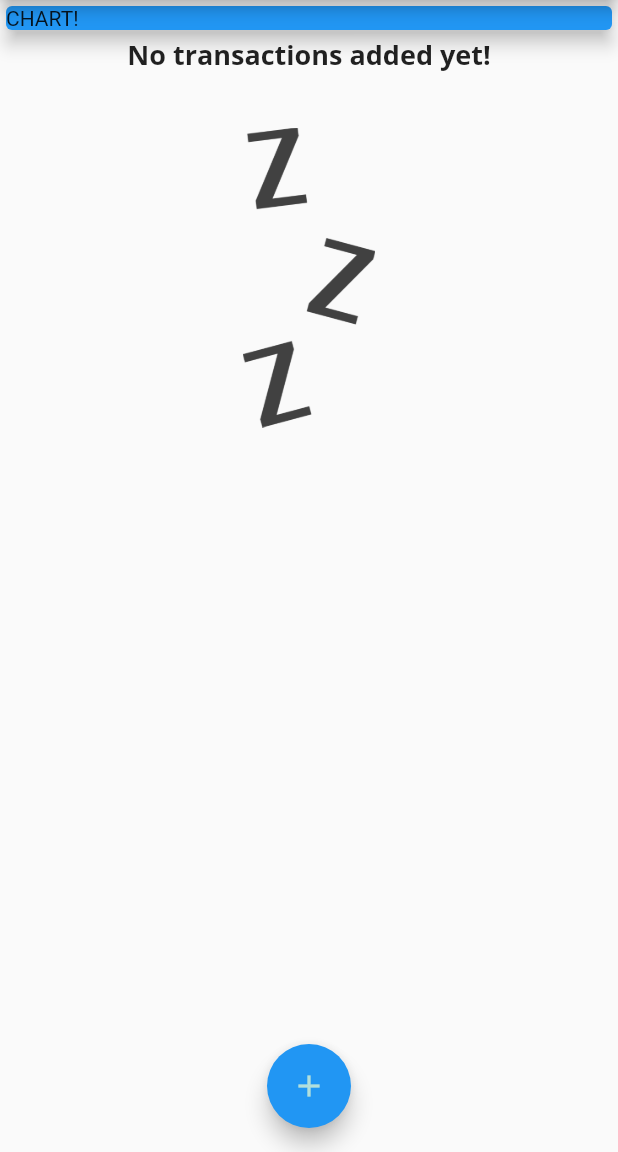
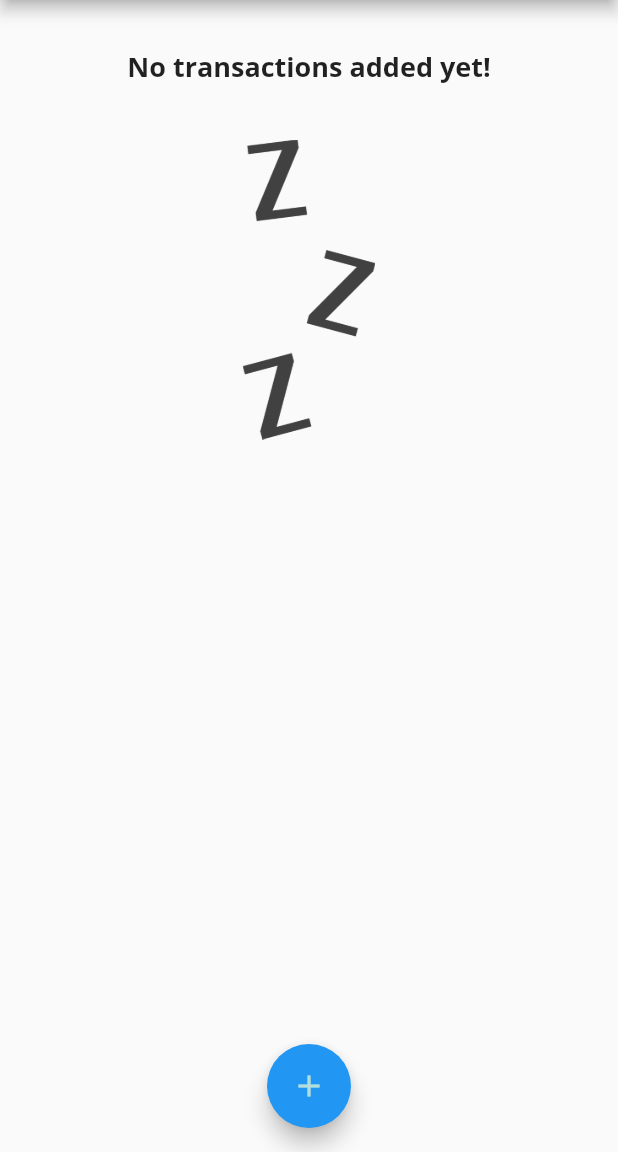
Before and after one commit to tabuckner/flutter_course, a Flutter app: the screen it shows after launch, on a phone screen of 412 x 824 dp, the part 84-1236 px from its top. Run offline on Flutter 3.47's test engine with Material 2 defaults, Android fonts, the phone set to English and light mode, and no system bars.

Commit message:
Finsihed video 98.

```diff
--- a/expenses/lib/main.dart
+++ b/expenses/lib/main.dart
@@ -1,8 +1,9 @@
 import 'package:flutter/material.dart';
 
+import './models/transaction.dart';
 import './widgets/new_transaction.dart';
 import './widgets/transaction_list.dart';
-import './models/transaction.dart';
+import './widgets/chart.dart';
 
 void main() => runApp(MyApp());
 
@@ -58,6 +59,16 @@ class _MyHomePageState extends State<MyHomePage> {
     // ),
   ];
 
+  List<Transaction> get _recentTransactions {
+    return _userTransactions.where((tx) {
+      return tx.date.isAfter(
+        DateTime.now().subtract(
+          Duration(days: 7),
+        ),
+      );
+    }).toList();
+  }
+
   void _addNewTransaction(String txTitle, double txAmount) {
     final newTx = Transaction(
       title: txTitle,
@@ -101,14 +112,7 @@ class _MyHomePageState extends State<MyHomePage> {
           // mainAxisAlignment: MainAxisAlignment.start,
           crossAxisAlignment: CrossAxisAlignment.stretch,
           children: <Widget>[
-            Container(
-              width: double.infinity,
-              child: Card(
-                color: Theme.of(context).accentColor,
-                child: Text('CHART!'),
-                elevation: 5,
-              ),
-            ),
+            Chart(this._recentTransactions),
             TransactionList(_userTransactions),
           ],
         ),
--- /dev/null
+++ b/expenses/lib/widgets/chart.dart
@@ -0,0 +1,49 @@
+import 'package:flutter/material.dart';
+import 'package:intl/intl.dart';
+
+import '../models/transaction.dart';
+
+class Chart extends StatelessWidget {
+  final List<Transaction> recentTransactions;
+
+  Chart(this.recentTransactions);
+
+  List<Map<String, Object>> get groupedTransactionValues {
+    return List.generate(7, (index) {
+      final weekDay = DateTime.now().subtract(Duration(days: index));
+      var totalSum = 0.0;
+
+      for (var i = 0; i < recentTransactions.length; i++) {
+        final Transaction transaction = recentTransactions[i];
+        final bool dayMatches = transaction.date.day == weekDay.day;
+        final bool monthMatches = transaction.date.month == weekDay.month;
+        final bool yearMatches = transaction.date.year == weekDay.year;
+
+        if (dayMatches && monthMatches && yearMatches) {
+          totalSum += transaction.amount;
+        }
+      }
+
+      print(DateFormat.E().format(weekDay));
+      print(totalSum);
+
+      return {'day': DateFormat.E().format(weekDay), 'amount': totalSum};
+    });
+  }
+
+  @override
+  Widget build(BuildContext context) {
+    print(groupedTransactionValues);
+    return Card(
+      elevation: 6,
+      margin: EdgeInsets.all(16),
+      child: Row(
+        children: <Widget>[
+          Column(
+            children: <Widget>[],
+          )
+        ],
+      ),
+    );
+  }
+}
```
